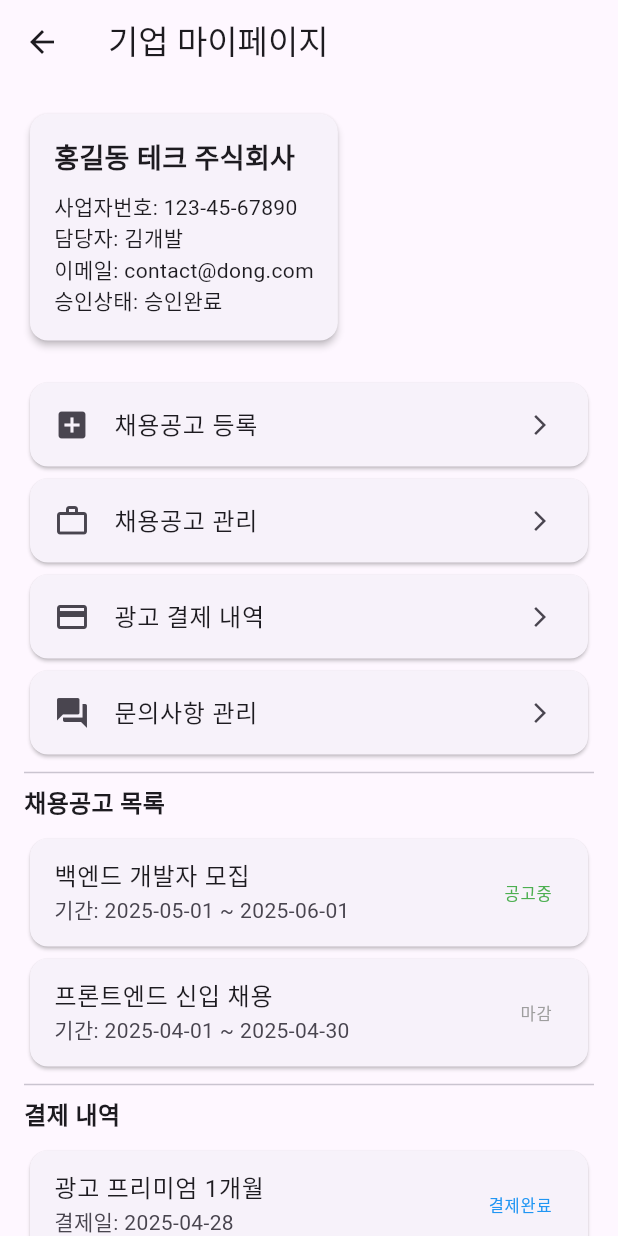
After one commit to ghghtls/peoplejob_frontend, a Flutter app: the CompanyMyPage screen opened directly, on a phone screen of 412 x 824 dp. The commit adds this screen. Run offline on Flutter 3.47's test engine with Material 3 defaults, Android fonts, the phone set to English and light mode, and no system bars; our stand-ins replace cloud_firestore, dio, firebase_auth, firebase_core, firebase_storage, flutter_dotenv and 2 more; accounts and stored records are empty.

Commit message:
feat:기업 마이페이지 ui

```diff
--- a/lib/main.dart
+++ b/lib/main.dart
@@ -1,3 +1,4 @@
+import 'package:firebase_core/firebase_core.dart';
 import 'package:flutter/material.dart';
 import 'package:dio/dio.dart';
 import 'package:flutter_riverpod/flutter_riverpod.dart';
--- /dev/null
+++ b/lib/ui/pages/company_mypage/company_mypage_page.dart
@@ -0,0 +1,32 @@
+// lib/ui/pages/company_mypage/company_mypage_page.dart
+import 'package:flutter/material.dart';
+import 'widgets/company_profile_card.dart';
+import 'widgets/company_mypage_menu_list.dart';
+import 'widgets/company_job_ads_list.dart';
+import 'widgets/company_payment_status.dart';
+
+class CompanyMyPage extends StatelessWidget {
+  const CompanyMyPage({super.key});
+
+  @override
+  Widget build(BuildContext context) {
+    return Scaffold(
+      appBar: AppBar(title: const Text('기업 마이페이지')),
+      body: SingleChildScrollView(
+        padding: const EdgeInsets.all(16.0),
+        child: Column(
+          crossAxisAlignment: CrossAxisAlignment.start,
+          children: const [
+            CompanyProfileCard(),
+            SizedBox(height: 20),
+            CompanyMyPageMenuList(),
+            Divider(),
+            CompanyJobAdsList(),
+            Divider(),
+            CompanyPaymentStatus(),
+          ],
+        ),
+      ),
+    );
+  }
+}
--- /dev/null
+++ b/lib/ui/pages/company_mypage/widgets/company_job_ads_list.dart
@@ -0,0 +1,48 @@
+// lib/ui/pages/company_mypage/widgets/company_job_ads_list.dart
+import 'package:flutter/material.dart';
+
+class CompanyJobAdsList extends StatelessWidget {
+  const CompanyJobAdsList({super.key});
+
+  @override
+  Widget build(BuildContext context) {
+    // 더미 데이터
+    final List<Map<String, String>> jobAds = [
+      {
+        'title': '백엔드 개발자 모집',
+        'status': '공고중',
+        'date': '2025-05-01 ~ 2025-06-01',
+      },
+      {
+        'title': '프론트엔드 신입 채용',
+        'status': '마감',
+        'date': '2025-04-01 ~ 2025-04-30',
+      },
+    ];
+
+    return Column(
+      crossAxisAlignment: CrossAxisAlignment.start,
+      children: [
+        const Text(
+          '채용공고 목록',
+          style: TextStyle(fontSize: 16, fontWeight: FontWeight.bold),
+        ),
+        const SizedBox(height: 8),
+        ...jobAds.map(
+          (ad) => Card(
+            child: ListTile(
+              title: Text(ad['title']!),
+              subtitle: Text('기간: ${ad['date']}'),
+              trailing: Text(
+                ad['status']!,
+                style: TextStyle(
+                  color: ad['status'] == '공고중' ? Colors.green : Colors.grey,
+                ),
+              ),
+            ),
+          ),
+        ),
+      ],
+    );
+  }
+}
--- /dev/null
+++ b/lib/ui/pages/company_mypage/widgets/company_mypage_menu_list.dart
@@ -0,0 +1,32 @@
+// lib/ui/pages/company_mypage/widgets/company_mypage_menu_list.dart
+import 'package:flutter/material.dart';
+
+class CompanyMyPageMenuList extends StatelessWidget {
+  const CompanyMyPageMenuList({super.key});
+
+  @override
+  Widget build(BuildContext context) {
+    final List<Map<String, dynamic>> menuItems = [
+      {'title': '채용공고 등록', 'icon': Icons.add_box},
+      {'title': '채용공고 관리', 'icon': Icons.work_outline},
+      {'title': '광고 결제 내역', 'icon': Icons.payment},
+      {'title': '문의사항 관리', 'icon': Icons.question_answer},
+    ];
+
+    return Column(
+      children:
+          menuItems.map((item) {
+            return Card(
+              child: ListTile(
+                leading: Icon(item['icon']),
+                title: Text(item['title']),
+                trailing: const Icon(Icons.arrow_forward_ios, size: 16),
+                onTap: () {
+                  // TODO: 각 메뉴별 페이지 이동 구현 필요
+                },
+              ),
+            );
+          }).toList(),
+    );
+  }
+}
--- /dev/null
+++ b/lib/ui/pages/company_mypage/widgets/company_payment_status.dart
@@ -0,0 +1,40 @@
+// lib/ui/pages/company_mypage/widgets/company_payment_status.dart
+import 'package:flutter/material.dart';
+
+class CompanyPaymentStatus extends StatelessWidget {
+  const CompanyPaymentStatus({super.key});
+
+  @override
+  Widget build(BuildContext context) {
+    // 더미 결제 데이터
+    final List<Map<String, String>> payments = [
+      {'service': '광고 프리미엄 1개월', 'status': '결제완료', 'date': '2025-04-28'},
+      {'service': '일반 광고 2주', 'status': '결제취소', 'date': '2025-04-20'},
+    ];
+
+    return Column(
+      crossAxisAlignment: CrossAxisAlignment.start,
+      children: [
+        const Text(
+          '결제 내역',
+          style: TextStyle(fontSize: 16, fontWeight: FontWeight.bold),
+        ),
+        const SizedBox(height: 8),
+        ...payments.map(
+          (item) => Card(
+            child: ListTile(
+              title: Text(item['service']!),
+              subtitle: Text('결제일: ${item['date']}'),
+              trailing: Text(
+                item['status']!,
+                style: TextStyle(
+                  color: item['status'] == '결제완료' ? Colors.blue : Colors.red,
+                ),
+              ),
+            ),
+          ),
+        ),
+      ],
+    );
+  }
+}
--- /dev/null
+++ b/lib/ui/pages/company_mypage/widgets/company_profile_card.dart
@@ -0,0 +1,30 @@
+// lib/ui/pages/company_mypage/widgets/company_profile_card.dart
+import 'package:flutter/material.dart';
+
+class CompanyProfileCard extends StatelessWidget {
+  const CompanyProfileCard({super.key});
+
+  @override
+  Widget build(BuildContext context) {
+    return Card(
+      elevation: 2,
+      child: Padding(
+        padding: const EdgeInsets.all(16.0),
+        child: Column(
+          crossAxisAlignment: CrossAxisAlignment.start,
+          children: const [
+            Text(
+              '홍길동 테크 주식회사',
+              style: TextStyle(fontSize: 18, fontWeight: FontWeight.bold),
+            ),
+            SizedBox(height: 8),
+            Text('사업자번호: 123-45-67890'),
+            Text('담당자: 김개발'),
+            Text('이메일: contact@dong.com'),
+            Text('승인상태: 승인완료'),
+          ],
+        ),
+      ),
+    );
+  }
+}
```
